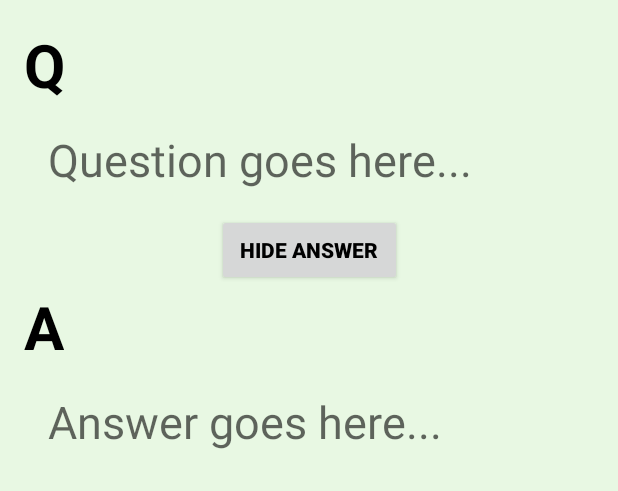
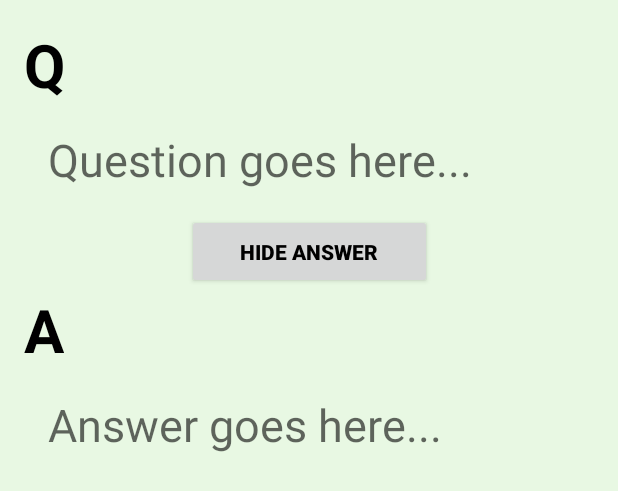
Before and after one commit to Yee-Millennium/Memora, an Android app: the layout activity_question.xml on its own in the app's theme, with its tools: preview values and no code run, on a phone screen of 412 x 824 dp. Shown: the top 491 px of the screen. Run offline under Robolectric (Android 15) with nearby library versions, the phone set to English and light mode, and no system bars; network calls fail.

Commit message:
change size of button

```diff
--- a/app/src/main/res/layout/activity_question.xml
+++ b/app/src/main/res/layout/activity_question.xml
@@ -82,8 +82,8 @@
         <!-- 显示/隐藏答案按钮 -->
         <Button
             android:id="@+id/answer_button"
-            android:layout_width="123dp"
-            android:layout_height="48dp"
+            android:layout_width="163dp"
+            android:layout_height="50dp"
             android:layout_marginTop="16dp"
 
             android:text="@string/hide_answer"
```
Also changed, not shown: app/src/main/res/menu/context_menu.xml (line endings or trailing spaces).
